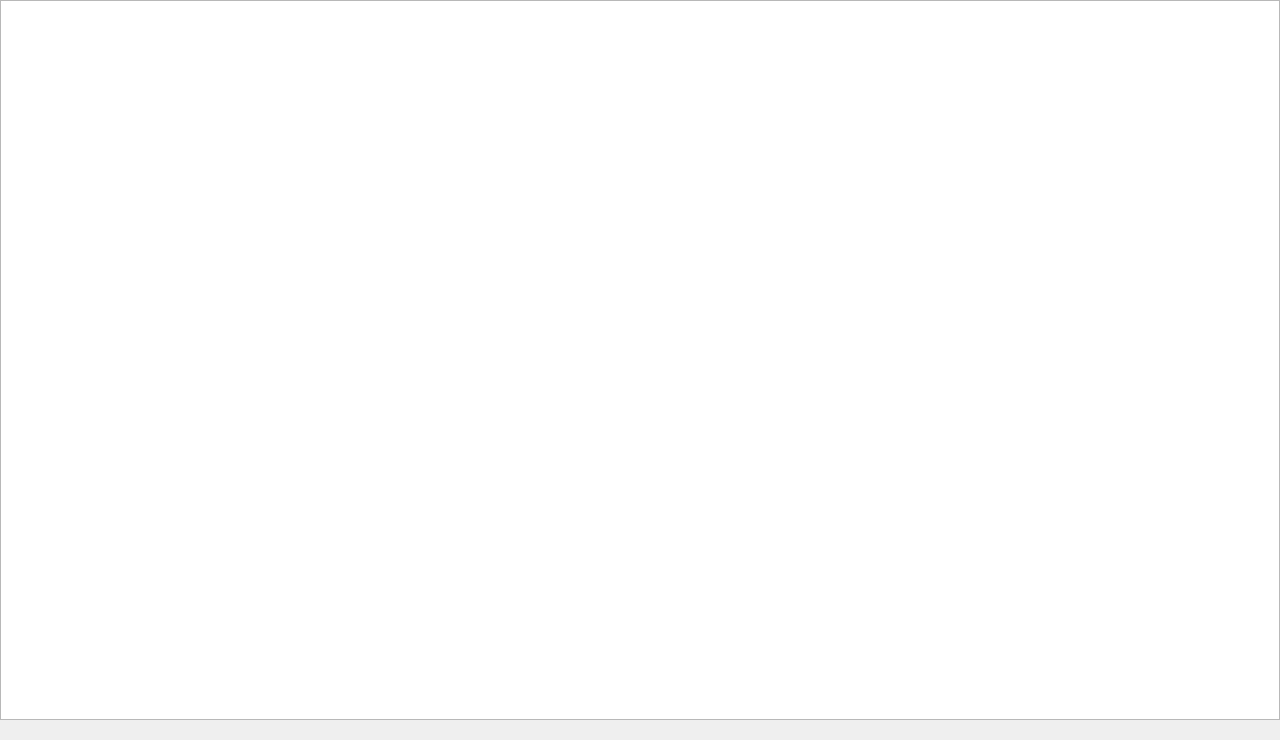
XJulianSalazarX/Proyecto_Final, file Encroachment/menu.ui: the form before one commit.
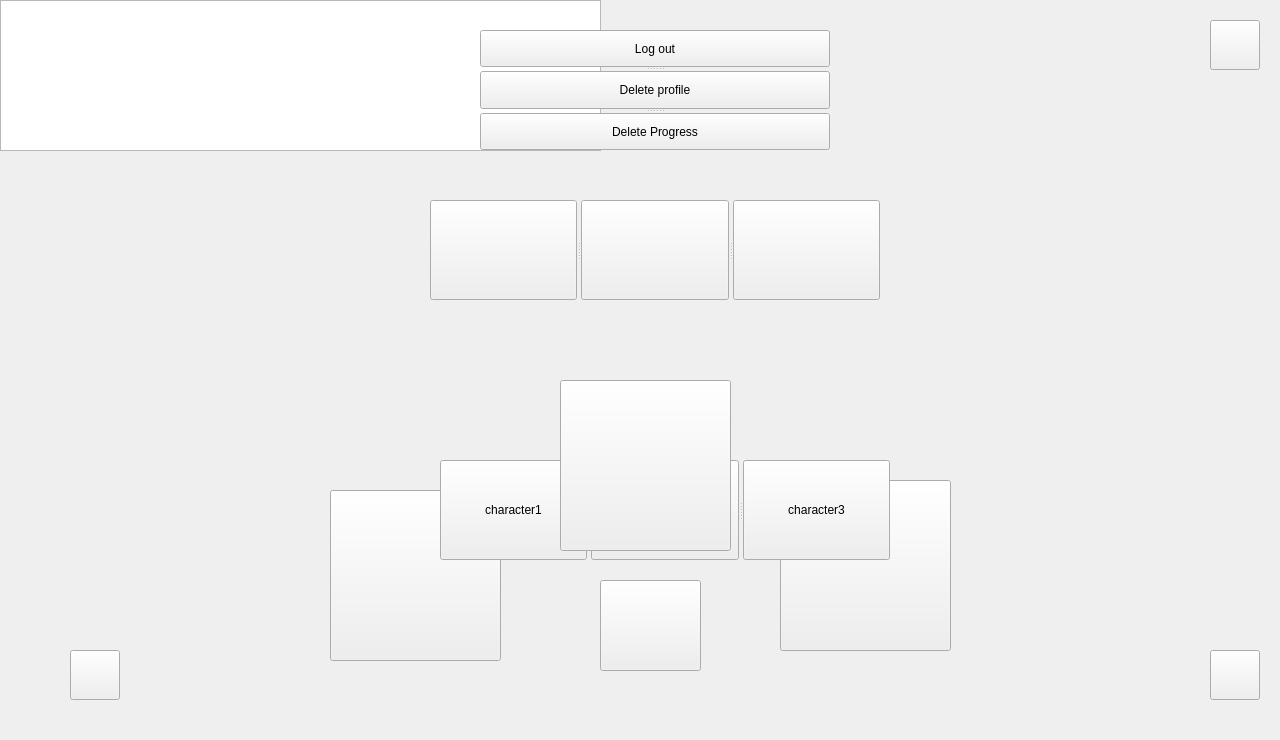
The form after the commit. Icons and pictures are not drawn.

Commit message: botones del menu

```diff
--- a/Encroachment/menu.ui
+++ b/Encroachment/menu.ui
@@ -18,11 +18,216 @@
     <rect>
      <x>0</x>
      <y>0</y>
-     <width>1280</width>
-     <height>720</height>
+     <width>601</width>
+     <height>151</height>
     </rect>
    </property>
   </widget>
+  <widget class="QPushButton" name="howToPLay">
+   <property name="geometry">
+    <rect>
+     <x>1210</x>
+     <y>650</y>
+     <width>50</width>
+     <height>50</height>
+    </rect>
+   </property>
+   <property name="styleSheet">
+    <string notr="true">border-image: url(:/images/how to play.png);</string>
+   </property>
+   <property name="text">
+    <string/>
+   </property>
+  </widget>
+  <widget class="QPushButton" name="settings">
+   <property name="geometry">
+    <rect>
+     <x>1210</x>
+     <y>20</y>
+     <width>50</width>
+     <height>50</height>
+    </rect>
+   </property>
+   <property name="styleSheet">
+    <string notr="true">border-image: url(:/images/setting.png);</string>
+   </property>
+   <property name="text">
+    <string/>
+   </property>
+  </widget>
+  <widget class="QPushButton" name="profile">
+   <property name="geometry">
+    <rect>
+     <x>780</x>
+     <y>480</y>
+     <width>171</width>
+     <height>171</height>
+    </rect>
+   </property>
+   <property name="styleSheet">
+    <string notr="true">border-image: url(:/images/profile.png);</string>
+   </property>
+   <property name="text">
+    <string/>
+   </property>
+  </widget>
+  <widget class="QPushButton" name="top">
+   <property name="geometry">
+    <rect>
+     <x>330</x>
+     <y>490</y>
+     <width>171</width>
+     <height>171</height>
+    </rect>
+   </property>
+   <property name="styleSheet">
+    <string notr="true">border-image: url(:/images/top.png);</string>
+   </property>
+   <property name="text">
+    <string/>
+   </property>
+  </widget>
+  <widget class="QPushButton" name="back">
+   <property name="geometry">
+    <rect>
+     <x>70</x>
+     <y>650</y>
+     <width>50</width>
+     <height>50</height>
+    </rect>
+   </property>
+   <property name="styleSheet">
+    <string notr="true">border-image: url(:/images/back.png);</string>
+   </property>
+   <property name="text">
+    <string/>
+   </property>
+  </widget>
+  <widget class="QSplitter" name="levels">
+   <property name="geometry">
+    <rect>
+     <x>430</x>
+     <y>200</y>
+     <width>450</width>
+     <height>100</height>
+    </rect>
+   </property>
+   <property name="orientation">
+    <enum>Qt::Horizontal</enum>
+   </property>
+   <widget class="QPushButton" name="pushButton_4">
+    <property name="styleSheet">
+     <string notr="true">border-image: url(:/images/level1.png);</string>
+    </property>
+    <property name="text">
+     <string/>
+    </property>
+   </widget>
+   <widget class="QPushButton" name="pushButton_5">
+    <property name="styleSheet">
+     <string notr="true">border-image: url(:/images/level2.png);</string>
+    </property>
+    <property name="text">
+     <string/>
+    </property>
+   </widget>
+   <widget class="QPushButton" name="pushButton_6">
+    <property name="styleSheet">
+     <string notr="true">border-image: url(:/images/level3.png);</string>
+    </property>
+    <property name="text">
+     <string/>
+    </property>
+   </widget>
+  </widget>
+  <widget class="QSplitter" name="characters">
+   <property name="geometry">
+    <rect>
+     <x>440</x>
+     <y>460</y>
+     <width>450</width>
+     <height>100</height>
+    </rect>
+   </property>
+   <property name="orientation">
+    <enum>Qt::Horizontal</enum>
+   </property>
+   <widget class="QPushButton" name="pushButton_7">
+    <property name="text">
+     <string>character1</string>
+    </property>
+   </widget>
+   <widget class="QPushButton" name="pushButton_8">
+    <property name="text">
+     <string>character2</string>
+    </property>
+   </widget>
+   <widget class="QPushButton" name="pushButton_9">
+    <property name="text">
+     <string>character3</string>
+    </property>
+   </widget>
+  </widget>
+  <widget class="QPushButton" name="play_2">
+   <property name="geometry">
+    <rect>
+     <x>600</x>
+     <y>580</y>
+     <width>101</width>
+     <height>91</height>
+    </rect>
+   </property>
+   <property name="styleSheet">
+    <string notr="true">border-image: url(:/images/play.png);</string>
+   </property>
+   <property name="text">
+    <string/>
+   </property>
+  </widget>
+  <widget class="QPushButton" name="play">
+   <property name="geometry">
+    <rect>
+     <x>560</x>
+     <y>380</y>
+     <width>171</width>
+     <height>171</height>
+    </rect>
+   </property>
+   <property name="styleSheet">
+    <string notr="true">border-image: url(:/images/play.png);</string>
+   </property>
+   <property name="text">
+    <string/>
+   </property>
+  </widget>
+  <widget class="QSplitter" name="splitter">
+   <property name="geometry">
+    <rect>
+     <x>480</x>
+     <y>30</y>
+     <width>350</width>
+     <height>120</height>
+    </rect>
+   </property>
+   <property name="orientation">
+    <enum>Qt::Vertical</enum>
+   </property>
+   <widget class="QPushButton" name="pushButton_10">
+    <property name="text">
+     <string>Log out</string>
+    </property>
+   </widget>
+   <widget class="QPushButton" name="pushButton_11">
+    <property name="text">
+     <string>Delete profile</string>
+    </property>
+   </widget>
+   <widget class="QPushButton" name="pushButton_12">
+    <property name="text">
+     <string>Delete Progress</string>
+    </property>
+   </widget>
+  </widget>
  </widget>
  <resources/>
  <connections/>
```
The commit also changes 15 other files.
